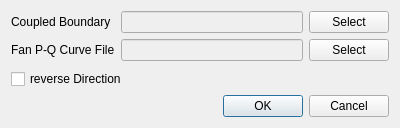
First picture: the form in view/setup/boundary_conditions/fan_dialog.ui, repository nextfoam/baram, before the edit.
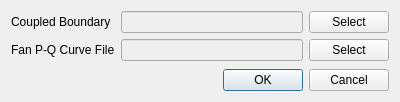
Second picture: the form after the edit.

What changed in the file:
```diff
--- a/view/setup/boundary_conditions/fan_dialog.ui
+++ b/view/setup/boundary_conditions/fan_dialog.ui
@@ -7,7 +7,7 @@
     <x>0</x>
     <y>0</y>
     <width>400</width>
-    <height>128</height>
+    <height>102</height>
    </rect>
   </property>
   <property name="minimumSize">
@@ -95,13 +95,6 @@
         </layout>
        </widget>
       </item>
-      <item>
-       <widget class="QCheckBox" name="reverseDirection">
-        <property name="text">
-         <string>reverse Direction</string>
-        </property>
-       </widget>
-      </item>
      </layout>
     </widget>
    </item>
```
